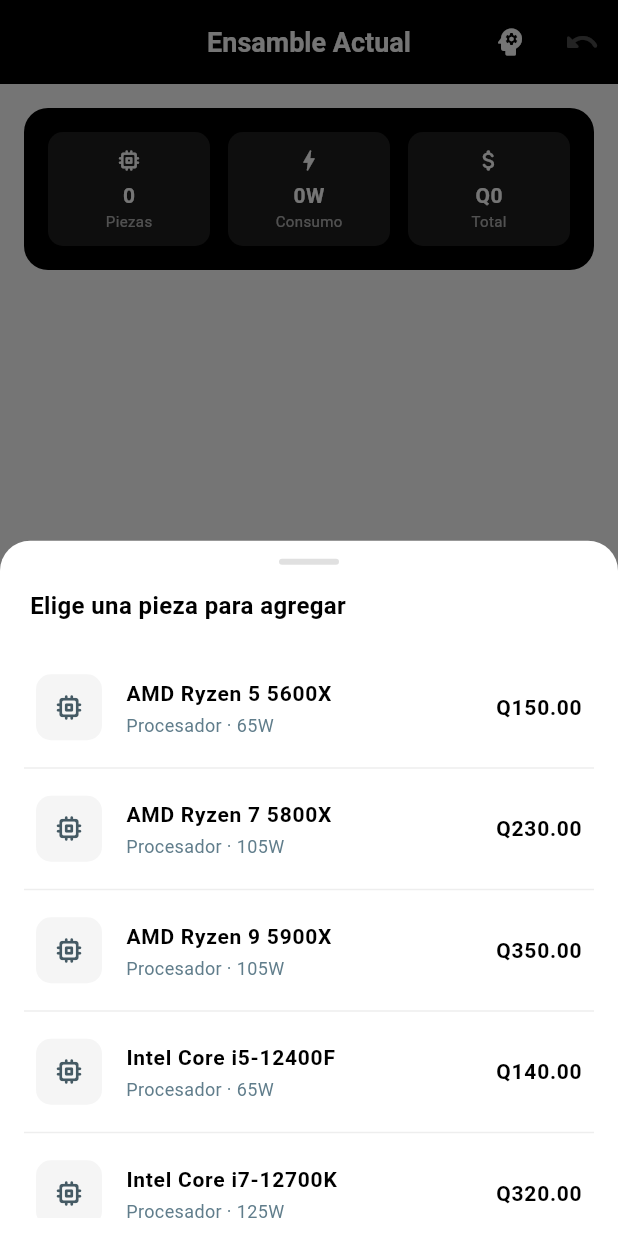
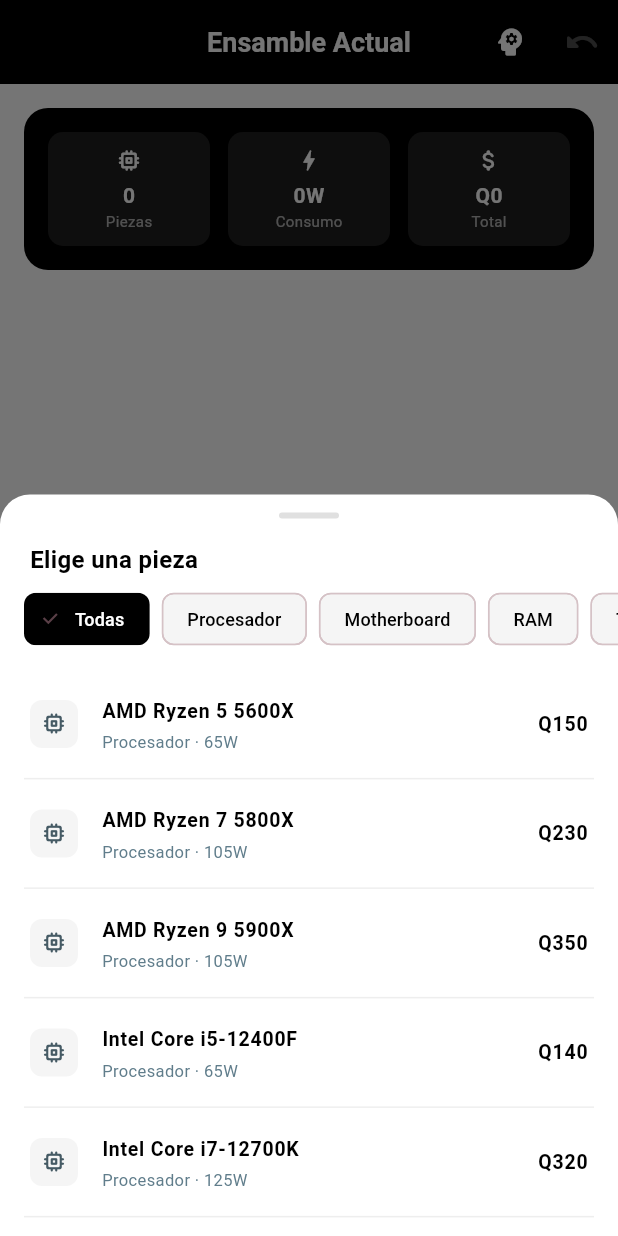
Before and after one commit to PabloRiveraM/Proyecto_Final---Programacion, a Flutter app: the screen it shows after launch, after a tap on "Agregar pieza", on a phone screen of 412 x 824 dp. Run offline on Flutter 3.47's test engine with Material 3 defaults, Android fonts, the phone set to English and light mode, and no system bars; our stand-ins replace fl_chart.

Commit message:
feat(pablo): Filtros de categoria, eliminar piezas y UI compacta

```diff
--- a/lib/core/app_state.dart
+++ b/lib/core/app_state.dart
@@ -45,6 +45,11 @@
     notificar();
   }
 
+  void eliminarDelEnsamble(ItemModel pieza) {
+    ensamble.delete(pieza);
+    notificar();
+  }
+
   ItemModel? deshacer() {
     final pieza = historial.pop();
     if (pieza != null) {
--- a/lib/screens/assembly_screen.dart
+++ b/lib/screens/assembly_screen.dart
@@ -148,14 +148,28 @@
 
   // ── Diálogo selector de pieza ─────────────────────────────────────────────
   Future<ItemModel?> _mostrarDialogoEleccion(List<ItemModel> piezas) {
+    String filtroCategoria = 'Todas';
+    final categorias = ['Todas', ...piezas.map((p) => p.categoria).toSet().toList()];
+
     return showModalBottomSheet<ItemModel>(
       context: context,
       backgroundColor: AppColors.background,
+      isScrollControlled: true,
       shape: const RoundedRectangleBorder(
         borderRadius: BorderRadius.vertical(top: Radius.circular(20)),
       ),
-      builder: (ctx) => Column(
-        mainAxisSize: MainAxisSize.min,
+      builder: (ctx) => StatefulBuilder(
+        builder: (BuildContext context, StateSetter setModalState) {
+          final piezasFiltradas = filtroCategoria == 'Todas'
+              ? piezas
+              : piezas.where((p) => p.categoria == filtroCategoria).toList();
+
+          return DraggableScrollableSheet(
+            expand: false,
+            initialChildSize: 0.6,
+            minChildSize: 0.4,
+            maxChildSize: 0.9,
+            builder: (_, controller) => Column(
               children: [
                 const SizedBox(height: 12),
                 Container(
@@ -169,54 +183,81 @@
                   padding: EdgeInsets.symmetric(horizontal: 20),
                   child: Align(
                     alignment: Alignment.centerLeft,
-              child: Text('Elige una pieza para agregar',
+                    child: Text('Elige una pieza',
                         style: TextStyle(
                             color: AppColors.textPrimary,
                             fontSize: 16,
                             fontWeight: FontWeight.bold)),
                   ),
                 ),
+                const SizedBox(height: 10),
+                SizedBox(
+                  height: 36,
+                  child: ListView.builder(
+                    scrollDirection: Axis.horizontal,
+                    padding: const EdgeInsets.symmetric(horizontal: 16),
+                    itemCount: categorias.length,
+                    itemBuilder: (context, i) {
+                      final cat = categorias[i];
+                      final isSelected = cat == filtroCategoria;
+                      return Padding(
+                        padding: const EdgeInsets.only(right: 8),
+                        child: ChoiceChip(
+                          label: Text(cat, style: TextStyle(fontSize: 12, color: isSelected ? AppColors.textOnDark : AppColors.textPrimary)),
+                          selected: isSelected,
+                          selectedColor: AppColors.primary,
+                          backgroundColor: AppColors.surface,
+                          onSelected: (selected) {
+                            if (selected) setModalState(() => filtroCategoria = cat);
+                          },
+                        ),
+                      );
+                    },
+                  ),
+                ),
                 const SizedBox(height: 8),
-          Flexible(
+                Expanded(
                   child: ListView.separated(
-              shrinkWrap: true,
+                    controller: controller,
                     padding: const EdgeInsets.symmetric(horizontal: 16, vertical: 8),
-              itemCount: piezas.length,
+                    itemCount: piezasFiltradas.length,
                     separatorBuilder: (_, __) =>
                         const Divider(color: AppColors.divider, height: 1),
                     itemBuilder: (ctx, i) {
-                final pieza = piezas[i];
+                      final pieza = piezasFiltradas[i];
                       return ListTile(
                         contentPadding:
-                      const EdgeInsets.symmetric(horizontal: 8, vertical: 4),
+                            const EdgeInsets.symmetric(horizontal: 4, vertical: 0),
                         leading: Container(
-                    width: 44, height: 44,
+                          width: 32, height: 32,
                           decoration: BoxDecoration(
                               color: AppColors.surface,
-                        borderRadius: BorderRadius.circular(10)),
+                              borderRadius: BorderRadius.circular(8)),
                           child: const Icon(Icons.memory_rounded,
-                        color: AppColors.secondary, size: 22),
+                              color: AppColors.secondary, size: 18),
                         ),
                         title: Text(pieza.nombre,
                             style: const TextStyle(
                                 color: AppColors.textPrimary,
                                 fontWeight: FontWeight.w600,
-                          fontSize: 14)),
+                                fontSize: 13), maxLines: 1, overflow: TextOverflow.ellipsis),
                         subtitle: Text('${pieza.categoria} · ${pieza.watts}W',
                             style: const TextStyle(
-                          color: AppColors.textSecondary, fontSize: 12)),
-                  trailing: Text('Q${pieza.precio.toStringAsFixed(2)}',
+                                color: AppColors.textSecondary, fontSize: 11)),
+                        trailing: Text('Q${pieza.precio.toStringAsFixed(0)}',
                             style: const TextStyle(
                                 color: AppColors.primary,
                                 fontWeight: FontWeight.bold,
-                          fontSize: 14)),
+                                fontSize: 13)),
                         onTap: () => Navigator.pop(ctx, pieza),
                       );
                     },
                   ),
                 ),
-          const SizedBox(height: 12),
               ],
+            ),
+          );
+        },
       ),
     );
   }
@@ -383,28 +424,28 @@
 
   Widget _buildTarjetaPieza(ItemModel pieza, int index) {
     return Container(
-      padding: const EdgeInsets.all(14),
+      padding: const EdgeInsets.symmetric(horizontal: 10, vertical: 8),
       decoration: BoxDecoration(
         color: AppColors.surface,
-        borderRadius: BorderRadius.circular(14),
+        borderRadius: BorderRadius.circular(10),
         border: Border.all(color: AppColors.border),
       ),
       child: Row(
         children: [
           Container(
-            width: 36, height: 36,
+            width: 28, height: 28,
             decoration: BoxDecoration(
                 color: AppColors.primary,
-                borderRadius: BorderRadius.circular(10)),
+                borderRadius: BorderRadius.circular(8)),
             child: Center(
               child: Text('${index + 1}',
                   style: const TextStyle(
                       color: AppColors.textOnDark,
                       fontWeight: FontWeight.bold,
-                      fontSize: 14)),
+                      fontSize: 12)),
             ),
           ),
-          const SizedBox(width: 12),
+          const SizedBox(width: 10),
           Expanded(
             child: Column(
               crossAxisAlignment: CrossAxisAlignment.start,
@@ -413,18 +454,33 @@
                     style: const TextStyle(
                         color: AppColors.textPrimary,
                         fontWeight: FontWeight.w600,
-                        fontSize: 14)),
+                        fontSize: 13),
+                    maxLines: 1, overflow: TextOverflow.ellipsis),
                 Text('${pieza.categoria} · ${pieza.watts}W',
                     style: const TextStyle(
-                        color: AppColors.textSecondary, fontSize: 12)),
+                        color: AppColors.textSecondary, fontSize: 11)),
               ],
             ),
           ),
-          Text('Q${pieza.precio.toStringAsFixed(2)}',
+          Text('Q${pieza.precio.toStringAsFixed(0)}',
               style: const TextStyle(
                   color: AppColors.primary,
                   fontWeight: FontWeight.bold,
-                  fontSize: 15)),
+                  fontSize: 13)),
+          const SizedBox(width: 4),
+          IconButton(
+            icon: const Icon(Icons.delete_outline_rounded, color: AppColors.error, size: 20),
+            padding: EdgeInsets.zero,
+            constraints: const BoxConstraints(),
+            onPressed: () {
+              _estado.eliminarDelEnsamble(pieza);
+              final piezasActuales = _estado.ensamble.toList();
+              setState(() {
+                _conflictos = _grafo.verificarEnsamble(piezasActuales);
+              });
+              _mostrarSnackbar('${pieza.nombre} eliminado.');
+            },
+          ),
         ],
       ),
     );
--- a/lib/screens/catalog_screen.dart
+++ b/lib/screens/catalog_screen.dart
@@ -253,9 +253,9 @@
       padding: const EdgeInsets.fromLTRB(16, 0, 16, 80),
       gridDelegate: const SliverGridDelegateWithFixedCrossAxisCount(
         crossAxisCount: 2,
-        childAspectRatio: 0.75,
-        crossAxisSpacing: 12,
-        mainAxisSpacing: 12,
+        childAspectRatio: 0.85,
+        crossAxisSpacing: 10,
+        mainAxisSpacing: 10,
       ),
       itemCount: piezas.length,
       itemBuilder: (_, i) => _buildTarjetaPieza(piezas[i]),
@@ -276,7 +276,7 @@
           // Ícono + categoría
           Container(
             width: double.infinity,
-            padding: const EdgeInsets.all(16),
+            padding: const EdgeInsets.symmetric(horizontal: 12, vertical: 10),
             decoration: const BoxDecoration(
               color: AppColors.primary,
               borderRadius:
@@ -286,13 +286,13 @@
               crossAxisAlignment: CrossAxisAlignment.start,
               children: [
                 Icon(_iconoCategoria(pieza.categoria),
-                    color: AppColors.textOnDark, size: 28),
-                const SizedBox(height: 8),
+                    color: AppColors.textOnDark, size: 22),
+                const SizedBox(height: 4),
                 Text(
                   pieza.categoria,
                   style: TextStyle(
-                    color: AppColors.textOnDark.withValues(alpha: 0.7),
-                    fontSize: 10,
+                    color: AppColors.textOnDark.withValues(alpha: 0.8),
+                    fontSize: 9,
                     fontWeight: FontWeight.w600,
                     letterSpacing: 0.5,
                   ),
@@ -303,7 +303,7 @@
 
           // Info
           Padding(
-            padding: const EdgeInsets.all(12),
+            padding: const EdgeInsets.all(8),
             child: Column(
               crossAxisAlignment: CrossAxisAlignment.start,
               children: [
@@ -314,20 +314,20 @@
                   style: const TextStyle(
                     color: AppColors.textPrimary,
                     fontWeight: FontWeight.bold,
-                    fontSize: 13,
+                    fontSize: 11,
                   ),
                 ),
-                const SizedBox(height: 4),
+                const SizedBox(height: 2),
                 Text('${pieza.watts}W',
                     style: const TextStyle(
-                        color: AppColors.textSecondary, fontSize: 11)),
-                const SizedBox(height: 6),
+                        color: AppColors.textSecondary, fontSize: 10)),
+                const SizedBox(height: 4),
                 Text(
                   'Q${pieza.precio.toStringAsFixed(0)}',
                   style: const TextStyle(
                     color: AppColors.primary,
                     fontWeight: FontWeight.bold,
-                    fontSize: 16,
+                    fontSize: 14,
                   ),
                 ),
               ],
@@ -338,7 +338,7 @@
 
           // Botones
           Padding(
-            padding: const EdgeInsets.fromLTRB(8, 0, 8, 10),
+            padding: const EdgeInsets.fromLTRB(6, 0, 6, 6),
             child: Row(
               children: [
                 Expanded(
@@ -348,7 +348,7 @@
                     onTap: () => _agregarAlEnsamble(pieza),
                   ),
                 ),
-                const SizedBox(width: 6),
+                const SizedBox(width: 4),
                 Expanded(
                   child: _BotonAccion(
                     icono: Icons.favorite_rounded,
@@ -406,11 +406,11 @@
       child: Tooltip(
         message: tooltip,
         child: Container(
-          padding: const EdgeInsets.symmetric(vertical: 8),
+          padding: const EdgeInsets.symmetric(vertical: 6),
           decoration: BoxDecoration(
             color:
                 secundario ? AppColors.surface : AppColors.primary,
-            borderRadius: BorderRadius.circular(10),
+            borderRadius: BorderRadius.circular(8),
             border: Border.all(
                 color: secundario
                     ? AppColors.border
@@ -418,7 +418,7 @@
           ),
           child: Icon(
             icono,
-            size: 18,
+            size: 16,
             color: secundario
                 ? AppColors.secondary
                 : AppColors.textOnDark,
```
Lines whose indentation alone changed are shown as unchanged.
